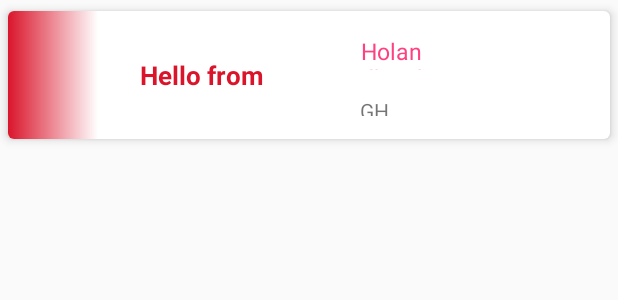
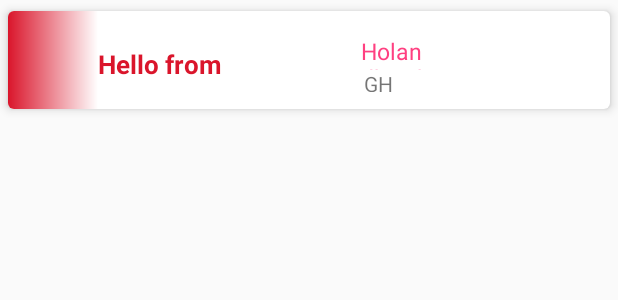
Before and after one commit to Uriel281198/appvocabulary, an Android app: the layout layout_item_word.xml on its own in the app's theme, with its tools: preview values and no code run, on a phone screen of 412 x 824 dp. Shown: the top 300 px of the screen. Run offline under Robolectric (Android 15) with nearby library versions, the phone set to English and light mode, and no system bars.

Commit message:
Dialog and item word

```diff
--- a/app/src/main/res/layout/dialog_word.xml
+++ b/app/src/main/res/layout/dialog_word.xml
@@ -3,6 +3,8 @@
     android:orientation="vertical" android:layout_width="match_parent"
     android:layout_height="match_parent"
     android:padding="20dp"
+
+    android:background="@color/colorAzul"
     >
 
     <EditText
--- a/app/src/main/res/layout/layout_item_word.xml
+++ b/app/src/main/res/layout/layout_item_word.xml
@@ -5,13 +5,13 @@
     card_view:cardCornerRadius="4dp"
     card_view:cardElevation="4dp"
     card_view:cardUseCompatPadding="true"
-    android:layout_height="100dp"
+    android:layout_height="80dp"
 
     android:layout_width="match_parent">
 
     <android.support.constraint.ConstraintLayout
         android:layout_width="match_parent"
-        android:layout_height="match_parent">
+        android:layout_height="70dp">
 
         <ImageView
 
@@ -29,7 +29,7 @@
             android:layout_width="wrap_content"
             android:layout_height="wrap_content"
             android:layout_marginBottom="8dp"
-            android:layout_marginStart="88dp"
+            android:layout_marginStart="60dp"
             android:layout_marginTop="8dp"
             android:text="Hello from"
             android:textColor="#DA152B"
@@ -37,7 +37,8 @@
             android:textStyle="bold"
             card_view:layout_constraintBottom_toBottomOf="parent"
             card_view:layout_constraintStart_toStartOf="parent"
-            card_view:layout_constraintTop_toTopOf="parent" />
+            card_view:layout_constraintTop_toTopOf="parent"
+            card_view:layout_constraintVertical_bias="0.516" />
 
         <TextView
             android:id="@+id/lWTraduccion"
@@ -56,19 +57,18 @@
 
         <TextView
             android:id="@+id/lWEjemplo"
-            android:layout_width="45dp"
-            android:layout_height="13dp"
-            android:layout_marginBottom="8dp"
+            android:layout_width="28dp"
+            android:layout_height="15dp"
+
+
+            android:layout_marginBottom="16dp"
             android:layout_marginEnd="8dp"
             android:layout_marginStart="8dp"
-            android:layout_marginTop="8dp"
             android:text="GH"
             card_view:layout_constraintBottom_toBottomOf="parent"
             card_view:layout_constraintEnd_toEndOf="parent"
-            card_view:layout_constraintHorizontal_bias="0.596"
-            card_view:layout_constraintStart_toEndOf="@+id/imageView3"
-            card_view:layout_constraintTop_toBottomOf="@+id/lWTraduccion"
-            card_view:layout_constraintVertical_bias="0.55" />
+            card_view:layout_constraintHorizontal_bias="0.642"
+            card_view:layout_constraintStart_toStartOf="parent" />
 
 
     </android.support.constraint.ConstraintLayout>
```
Also changed, not shown: app/src/main/java/sooyer/developer/com/palabrasandwords/Activities/Word_Activity.java (+40 -35 lines).
